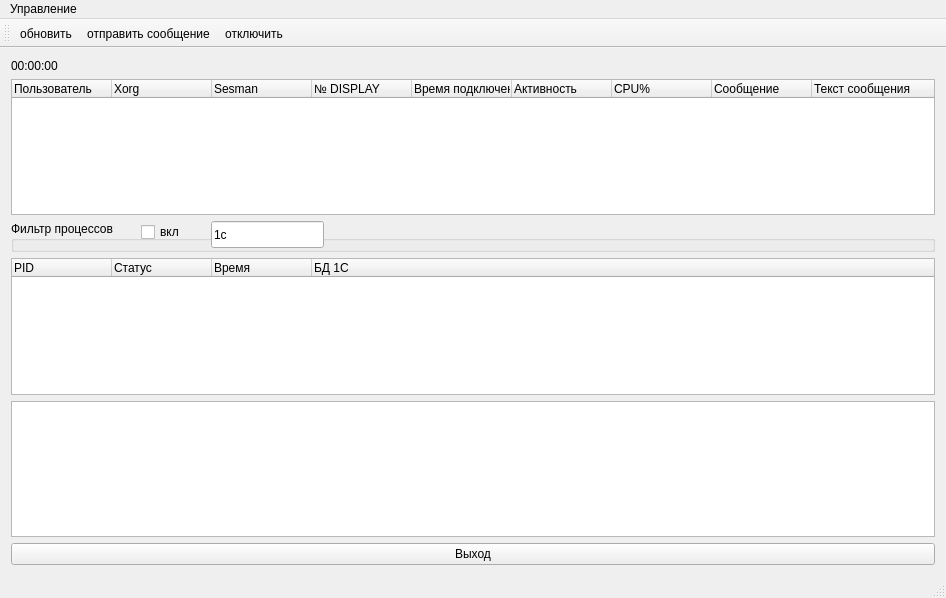
First picture: the form in mainwindow.ui, repository VDimson/XAdmin, before the edit.
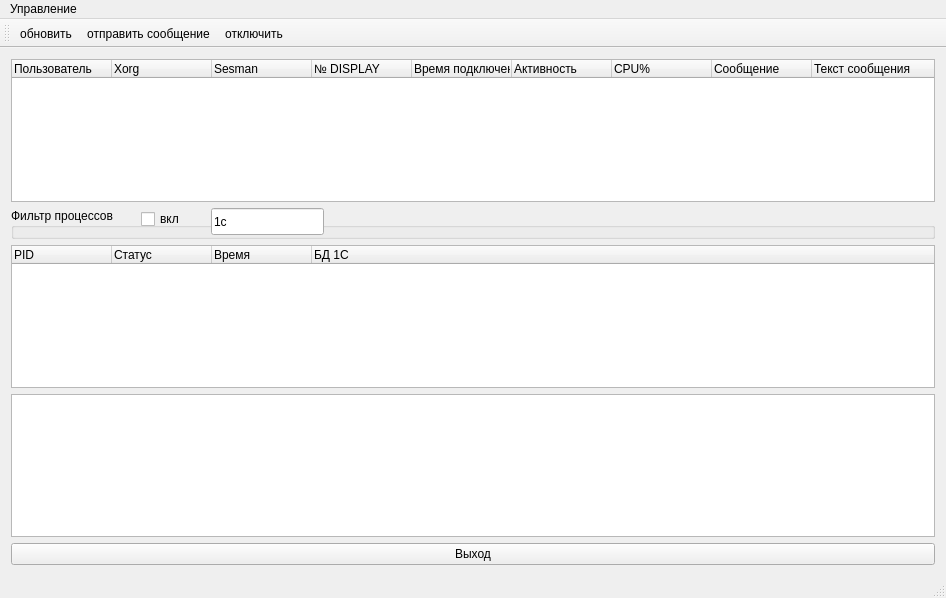
Second picture: the form after the edit. Icons and pictures are not drawn.

The edit to the form file:
```diff
--- a/mainwindow.ui
+++ b/mainwindow.ui
@@ -19,10 +19,10 @@
   </property>
   <widget class="QWidget" name="centralWidget">
    <layout class="QGridLayout" name="gridLayout">
-    <item row="4" column="0">
+    <item row="3" column="0">
      <widget class="QTextEdit" name="textEdit"/>
     </item>
-    <item row="1" column="0">
+    <item row="0" column="0">
      <widget class="QTreeWidget" name="twg">
       <column>
        <property name="text">
@@ -82,7 +82,7 @@
       </property>
      </widget>
     </item>
-    <item row="2" column="0">
+    <item row="1" column="0">
      <widget class="QGroupBox" name="groupBox">
       <property name="title">
        <string>Фильтр процессов</string>
@@ -121,7 +121,7 @@
       </widget>
      </widget>
     </item>
-    <item row="3" column="0">
+    <item row="2" column="0">
      <widget class="QTreeWidget" name="twg2">
       <column>
        <property name="text">
@@ -145,13 +145,6 @@
       </column>
      </widget>
     </item>
-    <item row="0" column="0">
-     <widget class="QLabel" name="label_time">
-      <property name="text">
-       <string>00:00:00</string>
-      </property>
-     </widget>
-    </item>
    </layout>
   </widget>
   <widget class="QMenuBar" name="menuBar">
```
Left out of the diff: 2 changed lines with no effect on the pictures.
